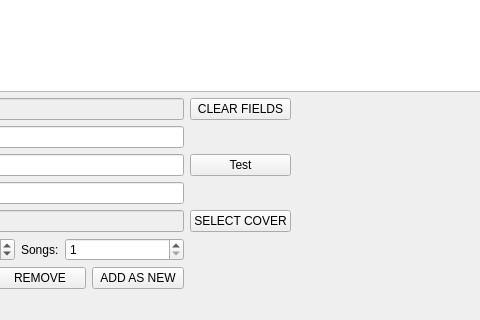
vashaty/VinylDB, file mainwindow.ui: the form before one commit; both pictures show x 157 to 637 and y 308 to 628 of the 833 by 628 pixel window.
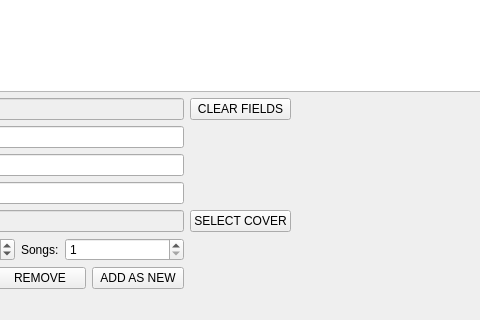
The form after the commit.

```diff
--- a/mainwindow.ui
+++ b/mainwindow.ui
@@ -247,13 +247,6 @@
           </property>
          </widget>
         </item>
-        <item row="2" column="2">
-         <widget class="QPushButton" name="pushButtonTest">
-          <property name="text">
-           <string>Test</string>
-          </property>
-         </widget>
-        </item>
        </layout>
       </item>
       <item>
```
Left out of the diff: 5 changed lines with no effect on the pictures.
